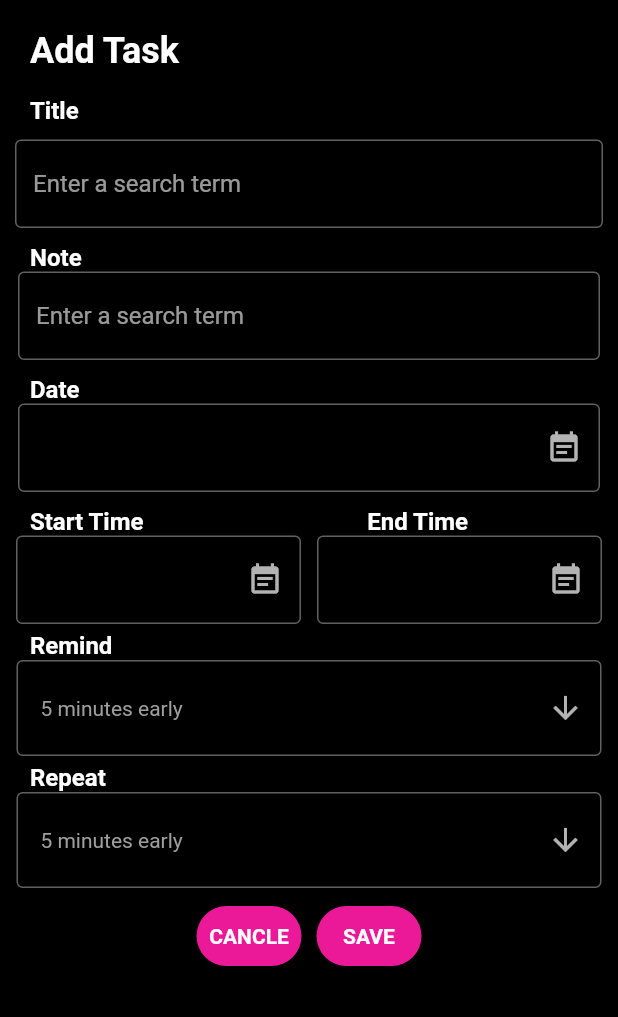
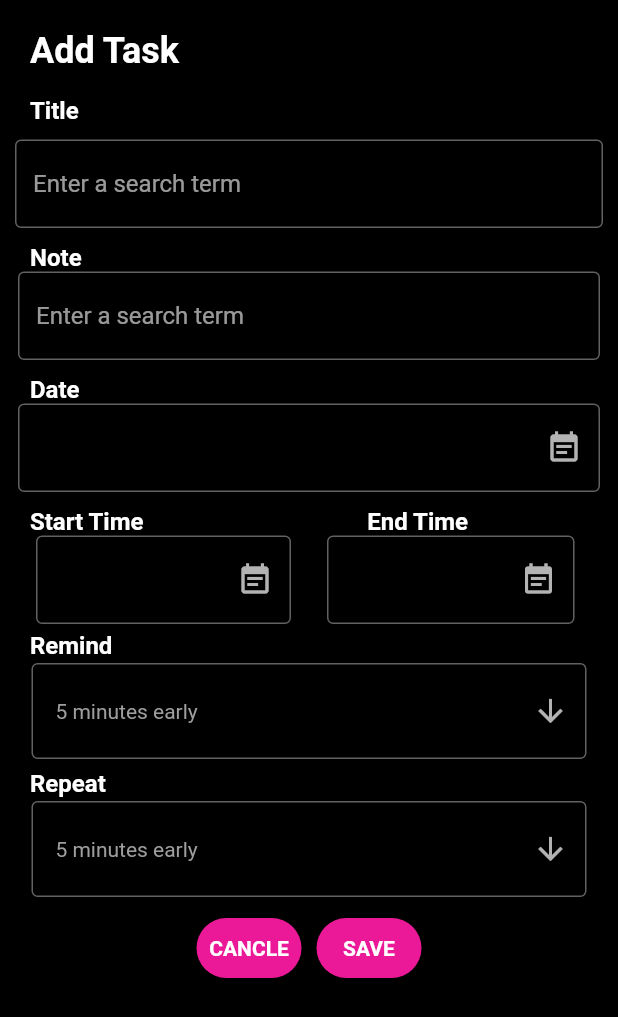
Before and after one commit to Tirth88663/Medicine-Reminder, a Flutter app: the MedicinePage screen opened by its route, on a phone screen of 412 x 824 dp. Shown: the top 1017 px of the screen. Run offline on Flutter 3.47's test engine with Material 2 defaults, Android fonts, the phone set to English and light mode, and no system bars; drawn by our look-alikes of date_field; our stand-ins replace date_picker_timeline.

```diff
--- a/lib/UI/medicine_page.dart
+++ b/lib/UI/medicine_page.dart
@@ -146,7 +146,7 @@ class _MedicinePageState extends State<MedicinePage> {
                 mainAxisAlignment: MainAxisAlignment.spaceEvenly,
                 children: [
                   SizedBox(
-                    width: 190.0,
+                    width: 170.0,
                     child: DateTimeFormField(
                       decoration: const InputDecoration(
                         hintStyle: TextStyle(color: Colors.black45),
@@ -162,8 +162,9 @@ class _MedicinePageState extends State<MedicinePage> {
                       },
                     ),
                   ),
-                  SizedBox(
-                    width: 190.0,
+                  Container(
+                    width: 170.0,
+                    padding: EdgeInsets.only(right: 5),
                     child: DateTimeFormField(
                       decoration: const InputDecoration(
                         hintStyle: TextStyle(color: Colors.black45),
@@ -196,8 +197,9 @@ class _MedicinePageState extends State<MedicinePage> {
                   ),
                 ],
               ),
-              SizedBox(
+              Container(
                 width: 390.0,
+                padding: EdgeInsets.symmetric(horizontal: 10, vertical: 2),
                 child: DropdownButtonFormField<String>(
                   decoration: InputDecoration(
                     border: OutlineInputBorder(),
@@ -242,8 +244,9 @@ class _MedicinePageState extends State<MedicinePage> {
                   ),
                 ],
               ),
-              SizedBox(
+              Container(
                 width: 390.0,
+                padding: EdgeInsets.symmetric(horizontal: 10, vertical: 2),
                 child: DropdownButtonFormField<String>(
                   decoration: InputDecoration(
                     border: OutlineInputBorder(),
```
Also changed, not shown: appstore.png (added), pills.png (added), playstore.png (added), 32 other files.
